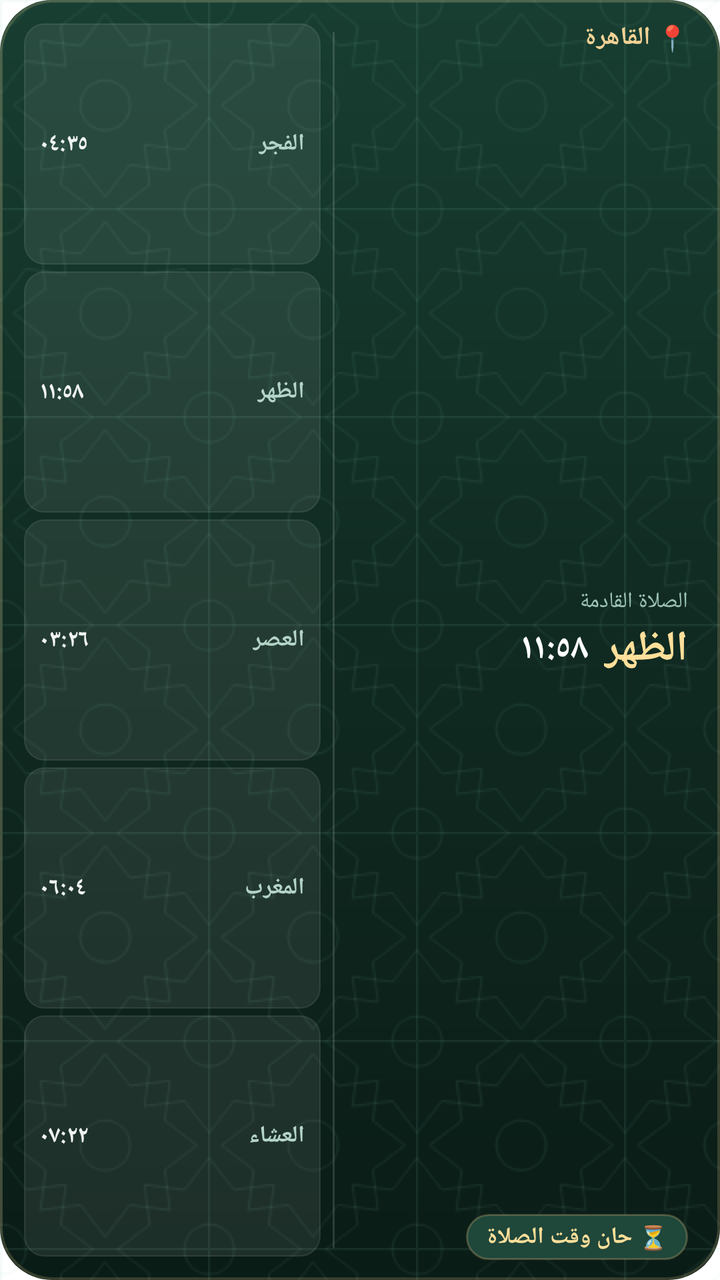
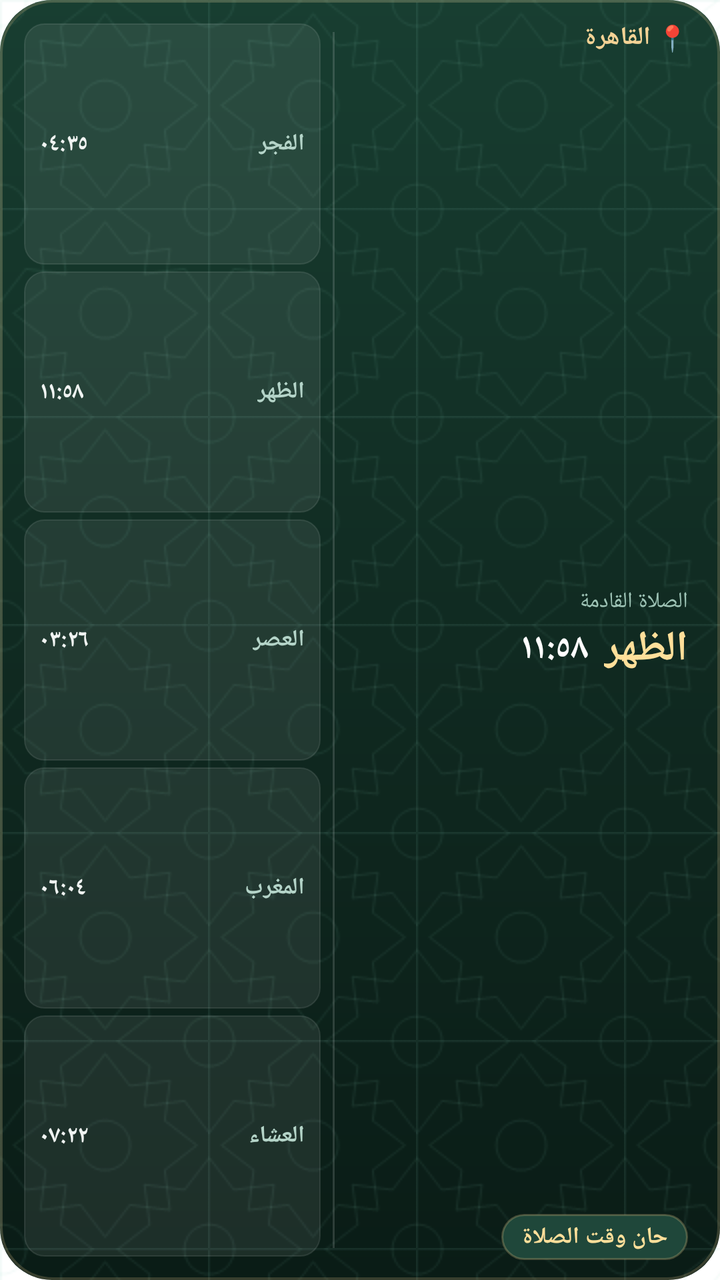

The first picture is an Android layout as it rendered before a commit; the second is the same layout after the commit. The layout source and the unified diff follow.
<!-- AndroidManifest.xml: fallback theme Theme.MaterialComponents.DayNight.NoActionBar -->
<!-- res/layout/prayer_widget_layout.xml -->
<?xml version="1.0" encoding="utf-8"?>
<LinearLayout xmlns:android="http://schemas.android.com/apk/res/android"
    android:id="@+id/prayer_widget_container"
    android:layout_width="match_parent"
    android:layout_height="match_parent"
    android:orientation="horizontal"
    android:background="@drawable/widget_background"
    android:paddingLeft="12dp"
    android:paddingRight="12dp"
    android:paddingTop="10dp"
    android:paddingBottom="10dp"
    android:layoutDirection="rtl">

    
    <LinearLayout
        android:layout_width="0dp"
        android:layout_height="match_parent"
        android:layout_weight="1.18"
        android:orientation="vertical"
        android:gravity="center_vertical"
        android:paddingLeft="6dp"
        android:paddingRight="4dp">

        
        <LinearLayout
            android:layout_width="match_parent"
            android:layout_height="wrap_content"
            android:orientation="horizontal"
            android:gravity="center_vertical">

            <TextView
                android:id="@+id/widget_prayer_city"
                android:layout_width="wrap_content"
                android:layout_height="wrap_content"
                android:text="📍 القاهرة"
                android:textColor="#F3D295"
                android:textSize="12.5sp"
                android:textStyle="bold"
                android:maxLines="1" />
        </LinearLayout>

        
        <ImageView
            android:layout_width="match_parent"
            android:layout_height="0dp"
            android:layout_weight="1" />

        
        <TextView
            android:layout_width="wrap_content"
            android:layout_height="wrap_content"
            android:text="الصلاة القادمة"
            android:textColor="#9EC4B6"
            android:textSize="11sp" />

        <LinearLayout
            android:layout_width="wrap_content"
            android:layout_height="wrap_content"
            android:orientation="horizontal"
            android:gravity="center_vertical"
            android:layout_marginTop="2dp"
            android:layout_marginBottom="2dp">

            <TextView
                android:id="@+id/widget_prayer_next"
                android:layout_width="wrap_content"
                android:layout_height="wrap_content"
                android:text="الظهر"
                android:textColor="#FFDF9A"
                android:textSize="21sp"
                android:textStyle="bold" />

            <TextView
                android:id="@+id/widget_prayer_next_time"
                android:layout_width="wrap_content"
                android:layout_height="wrap_content"
                android:layout_marginRight="8dp"
                android:text="١١:٥٨"
                android:textColor="#FFFFFF"
                android:textSize="18sp"
                android:textStyle="bold" />
        </LinearLayout>

        
        <ImageView
            android:layout_width="match_parent"
            android:layout_height="0dp"
            android:layout_weight="1" />

        
        <Chronometer
            android:id="@+id/widget_prayer_countdown"
            android:layout_width="wrap_content"
            android:layout_height="wrap_content"
            android:background="@drawable/widget_hero_pill_bg"
            android:paddingLeft="10dp"
            android:paddingRight="10dp"
            android:paddingTop="3.5dp"
            android:paddingBottom="3.5dp"
            android:textColor="#8EF2CA"
            android:textSize="11.5sp"
            android:textStyle="bold"
            android:maxLines="1"
            android:visibility="gone" />

        
        <TextView
            android:id="@+id/widget_prayer_remaining"
            android:layout_width="wrap_content"
            android:layout_height="wrap_content"
            android:background="@drawable/widget_hero_pill_bg"
            android:paddingLeft="10dp"
            android:paddingRight="10dp"
            android:paddingTop="3.5dp"
            android:paddingBottom="3.5dp"
            android:text="⏳ حان وقت الصلاة"
            android:textColor="#FFDF9A"
            android:textSize="11.5sp"
            android:textStyle="bold"
            android:maxLines="1" />
    </LinearLayout>

    
    <ImageView
        android:layout_width="1dp"
        android:layout_height="match_parent"
        android:layout_marginTop="6dp"
        android:layout_marginBottom="6dp"
        android:layout_marginLeft="6dp"
        android:layout_marginRight="6dp"
        android:background="#25FFFFFF" />

    
    <LinearLayout
        android:layout_width="0dp"
        android:layout_height="match_parent"
        android:layout_weight="1"
        android:orientation="vertical"
        android:gravity="center">

        
        <LinearLayout
            android:id="@+id/widget_item_fajr"
            android:layout_width="match_parent"
            android:layout_height="0dp"
            android:layout_weight="1"
            android:layout_marginTop="1.5dp"
            android:layout_marginBottom="1.5dp"
            android:background="@drawable/widget_row_bg"
            android:orientation="horizontal"
            android:gravity="center_vertical"
            android:paddingLeft="8dp"
            android:paddingRight="8dp">

            <TextView
                android:id="@+id/widget_label_fajr"
                android:layout_width="wrap_content"
                android:layout_height="wrap_content"
                android:text="الفجر"
                android:textColor="#B4D4C8"
                android:textSize="11.5sp"
                android:textStyle="bold" />

            <ImageView
                android:layout_width="0dp"
                android:layout_height="0dp"
                android:layout_weight="1" />

            <TextView
                android:id="@+id/widget_time_fajr"
                android:layout_width="wrap_content"
                android:layout_height="wrap_content"
                android:text="٠٤:٣٥"
                android:textColor="#F0F4F2"
                android:textSize="12sp"
                android:textStyle="bold" />
        </LinearLayout>

        
        <LinearLayout
            android:id="@+id/widget_item_dhuhr"
            android:layout_width="match_parent"
            android:layout_height="0dp"
            android:layout_weight="1"
            android:layout_marginTop="1.5dp"
            android:layout_marginBottom="1.5dp"
            android:background="@drawable/widget_row_bg"
            android:orientation="horizontal"
            android:gravity="center_vertical"
            android:paddingLeft="8dp"
            android:paddingRight="8dp">

            <TextView
                android:id="@+id/widget_label_dhuhr"
                android:layout_width="wrap_content"
                android:layout_height="wrap_content"
                android:text="الظهر"
                android:textColor="#B4D4C8"
                android:textSize="11.5sp"
                android:textStyle="bold" />

            <ImageView
                android:layout_width="0dp"
                android:layout_height="0dp"
                android:layout_weight="1" />

            <TextView
                android:id="@+id/widget_time_dhuhr"
                android:layout_width="wrap_content"
                android:layout_height="wrap_content"
                android:text="١١:٥٨"
                android:textColor="#F0F4F2"
                android:textSize="12sp"
                android:textStyle="bold" />
        </LinearLayout>

        
        <LinearLayout
            android:id="@+id/widget_item_asr"
            android:layout_width="match_parent"
            android:layout_height="0dp"
            android:layout_weight="1"
            android:layout_marginTop="1.5dp"
            android:layout_marginBottom="1.5dp"
            android:background="@drawable/widget_row_bg"
            android:orientation="horizontal"
            android:gravity="center_vertical"
            android:paddingLeft="8dp"
            android:paddingRight="8dp">

            <TextView
                android:id="@+id/widget_label_asr"
                android:layout_width="wrap_content"
                android:layout_height="wrap_content"
                android:text="العصر"
                android:textColor="#B4D4C8"
                android:textSize="11.5sp"
                android:textStyle="bold" />

            <ImageView
                android:layout_width="0dp"
                android:layout_height="0dp"
                android:layout_weight="1" />

            <TextView
                android:id="@+id/widget_time_asr"
                android:layout_width="wrap_content"
                android:layout_height="wrap_content"
                android:text="٠٣:٢٦"
                android:textColor="#F0F4F2"
                android:textSize="12sp"
                android:textStyle="bold" />
        </LinearLayout>

        
        <LinearLayout
            android:id="@+id/widget_item_maghrib"
            android:layout_width="match_parent"
            android:layout_height="0dp"
            android:layout_weight="1"
            android:layout_marginTop="1.5dp"
            android:layout_marginBottom="1.5dp"
            android:background="@drawable/widget_row_bg"
            android:orientation="horizontal"
            android:gravity="center_vertical"
            android:paddingLeft="8dp"
            android:paddingRight="8dp">

            <TextView
                android:id="@+id/widget_label_maghrib"
                android:layout_width="wrap_content"
                android:layout_height="wrap_content"
                android:text="المغرب"
                android:textColor="#B4D4C8"
                android:textSize="11.5sp"
                android:textStyle="bold" />

            <ImageView
                android:layout_width="0dp"
                android:layout_height="0dp"
                android:layout_weight="1" />

            <TextView
                android:id="@+id/widget_time_maghrib"
                android:layout_width="wrap_content"
                android:layout_height="wrap_content"
                android:text="٠٦:٠٤"
                android:textColor="#F0F4F2"
                android:textSize="12sp"
                android:textStyle="bold" />
        </LinearLayout>

        
        <LinearLayout
            android:id="@+id/widget_item_isha"
            android:layout_width="match_parent"
            android:layout_height="0dp"
            android:layout_weight="1"
            android:layout_marginTop="1.5dp"
            android:layout_marginBottom="1.5dp"
            android:background="@drawable/widget_row_bg"
            android:orientation="horizontal"
            android:gravity="center_vertical"
            android:paddingLeft="8dp"
            android:paddingRight="8dp">

            <TextView
                android:id="@+id/widget_label_isha"
                android:layout_width="wrap_content"
                android:layout_height="wrap_content"
                android:text="العشاء"
                android:textColor="#B4D4C8"
                android:textSize="11.5sp"
                android:textStyle="bold" />

            <ImageView
                android:layout_width="0dp"
                android:layout_height="0dp"
                android:layout_weight="1" />

            <TextView
                android:id="@+id/widget_time_isha"
                android:layout_width="wrap_content"
                android:layout_height="wrap_content"
                android:text="٠٧:٢٢"
                android:textColor="#F0F4F2"
                android:textSize="12sp"
                android:textStyle="bold" />
        </LinearLayout>

    </LinearLayout>

</LinearLayout>
<!-- resources referenced by this layout -->
<resources>
  <!-- drawable widget_background (drawable) -->
  <?xml version="1.0" encoding="utf-8"?>
  <layer-list xmlns:android="http://schemas.android.com/apk/res/android">
      
      <item>
          <shape android:shape="rectangle">
              <gradient
                  android:startColor="#183E31"
                  android:centerColor="#102A21"
                  android:endColor="#0A1C16"
                  android:angle="270" />
              <corners android:radius="26dp" />
          </shape>
      </item>
  
      
      <item>
          <bitmap
              android:src="@drawable/islamic_tile_pattern"
              android:tileMode="repeat"
              android:dither="true" />
      </item>
  
      
      <item>
          <shape android:shape="rectangle">
              <corners android:radius="26dp" />
              <stroke
                  android:width="1.2dp"
                  android:color="#35E5C78A" />
          </shape>
      </item>
  </layer-list>
  <!-- drawable widget_hero_pill_bg (drawable) -->
  <?xml version="1.0" encoding="utf-8"?>
  <shape xmlns:android="http://schemas.android.com/apk/res/android"
      android:shape="rectangle">
      <solid android:color="#1F473A" />
      <corners android:radius="14dp" />
      <stroke
          android:width="1dp"
          android:color="#45E5C78A" />
  </shape>
  <!-- drawable widget_row_bg (drawable) -->
  <?xml version="1.0" encoding="utf-8"?>
  <shape xmlns:android="http://schemas.android.com/apk/res/android"
      android:shape="rectangle">
      <solid android:color="#14FFFFFF" />
      <corners android:radius="10dp" />
      <stroke
          android:width="0.8dp"
          android:color="#1AFFFFFF" />
  </shape>
  <!-- drawable islamic_tile_pattern: png bitmap (drawable, 3347 bytes) -->
</resources>

<!-- the commit's change to res/layout/prayer_widget_layout.xml (unified diff, before → after) -->
@@ -113,7 +113,7 @@
             android:paddingRight="10dp"
             android:paddingTop="3.5dp"
             android:paddingBottom="3.5dp"
-            android:text="⏳ حان وقت الصلاة"
+            android:text="حان وقت الصلاة"
             android:textColor="#FFDF9A"
             android:textSize="11.5sp"
             android:textStyle="bold"
